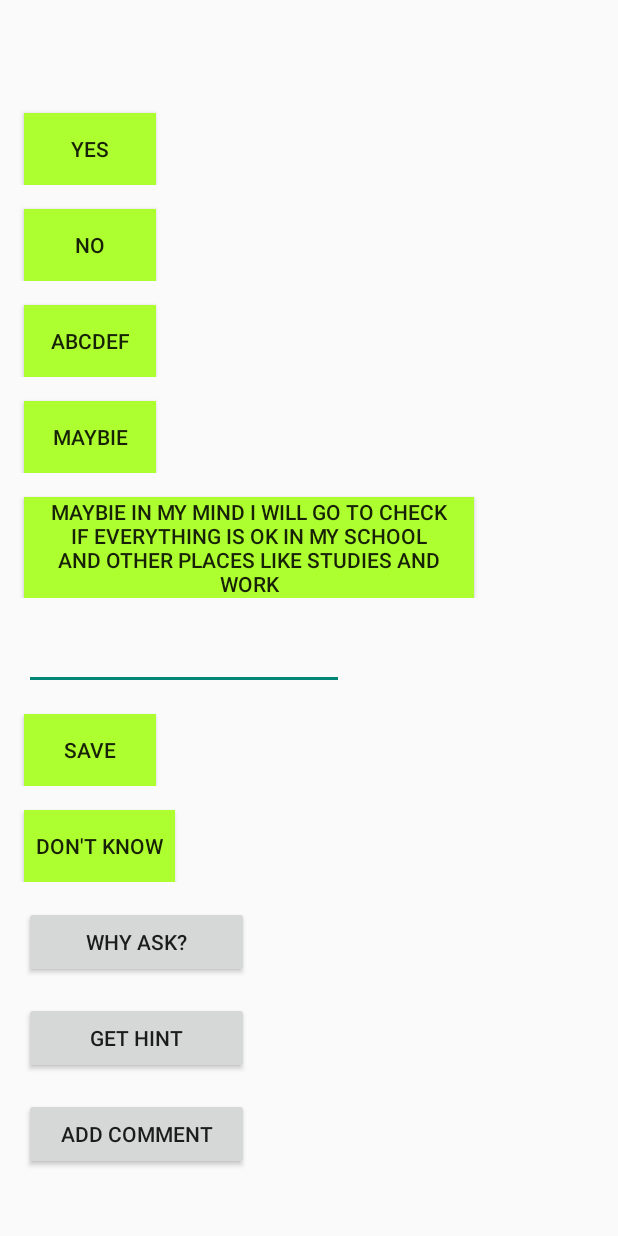
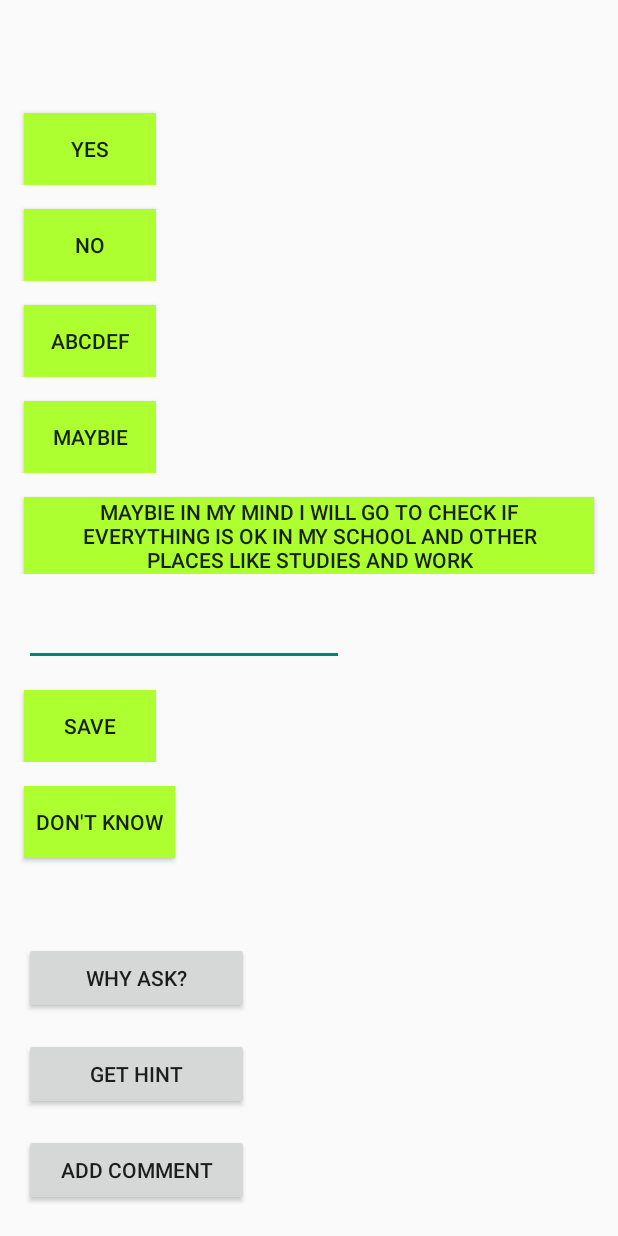
Before and after one commit to MaciejKluczynski/IntraCompanyCrowdsensingV3, an Android app: the ResultActivity screen opened directly, with no data from a screen before it, on a phone screen of 412 x 824 dp. Run offline under Robolectric (Android 15) with nearby library versions, the phone set to English and light mode, and no system bars; 5 statements that could not run were skipped.

Commit message:
add comment multiple line and button width max screen

```diff
--- a/app/src/main/res/layout/activity_result.xml
+++ b/app/src/main/res/layout/activity_result.xml
@@ -44,9 +44,9 @@
             android:layout_width="wrap_content"
             android:layout_height="wrap_content"
             android:layout_marginStart="16dp"
+            android:layout_marginEnd="16dp"
             android:layout_marginTop="16dp"
             android:background="@color/my_green"
-            android:maxWidth="300dp"
             android:text="YES"
             android:visibility="visible"
             app:layout_constraintStart_toStartOf="parent" />
@@ -65,8 +65,8 @@
             android:layout_height="wrap_content"
             android:layout_marginTop="16dp"
             android:background="@color/my_green"
-            android:maxWidth="300dp"
             android:layout_marginStart="16dp"
+            android:layout_marginEnd="16dp"
             android:text="NO"
             android:visibility="visible" />
     </LinearLayout>
@@ -84,8 +84,8 @@
             android:layout_height="wrap_content"
             android:layout_marginTop="16dp"
             android:background="@color/my_green"
-            android:maxWidth="300dp"
             android:layout_marginStart="16dp"
+            android:layout_marginEnd="16dp"
             android:text="Abcdef"
             android:visibility="visible"
             app:layout_constraintHorizontal_bias="0.0" />
@@ -104,9 +104,9 @@
             android:layout_height="wrap_content"
             android:layout_marginTop="16dp"
             android:background="@color/my_green"
-            android:maxWidth="300dp"
             android:text="Maybie"
             android:layout_marginStart="16dp"
+            android:layout_marginEnd="16dp"
             android:visibility="visible" />
     </LinearLayout>
 
@@ -124,7 +124,6 @@
             android:layout_marginTop="16dp"
             android:background="@color/my_green"
             android:layout_marginEnd="16dp"
-            android:maxWidth="300dp"
             android:layout_marginStart="16dp"
             android:paddingEnd="16dp"
             android:paddingStart="16dp"
@@ -149,6 +148,7 @@
             android:paddingEnd="8dp"
             android:text="don't know"
             android:layout_marginStart="16dp"
+            android:layout_marginBottom="40dp"
             app:layout_constraintStart_toStartOf="@+id/firstBtn"
             app:layout_constraintTop_toBottomOf="@+id/fifthBtn" />
     </LinearLayout>
@@ -252,7 +252,7 @@
             android:layout_height="wrap_content"
             android:ems="10"
             android:layout_marginTop="16dp"
-            android:inputType="textPersonName"
+            android:inputType="textMultiLine"
             android:visibility="invisible"
             app:layout_constraintBottom_toBottomOf="@+id/resultActivityAddCommentBtn"
             app:layout_constraintEnd_toEndOf="parent"
```
